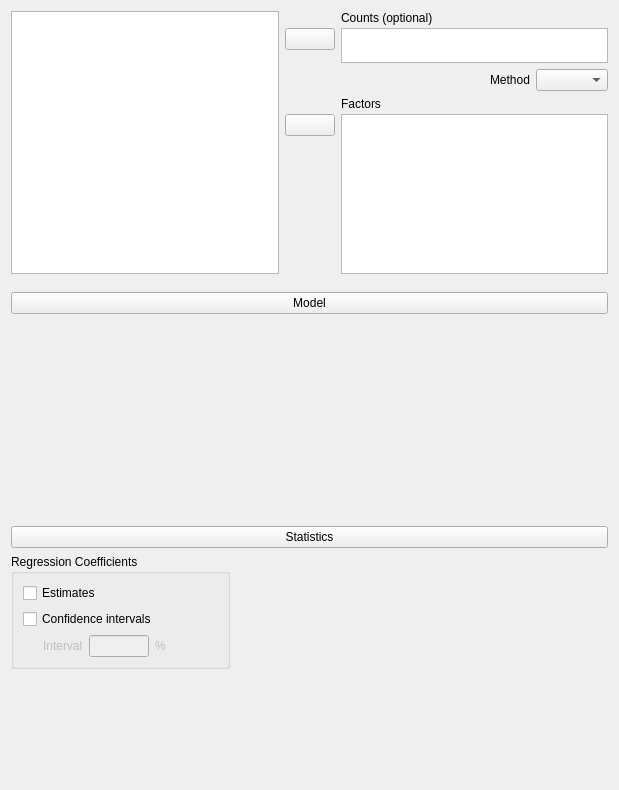
First picture: the form in JASP-Desktop/analysisforms/regressionloglinearform.ui, repository jasp-stats/jasp-desktop, before the edit.
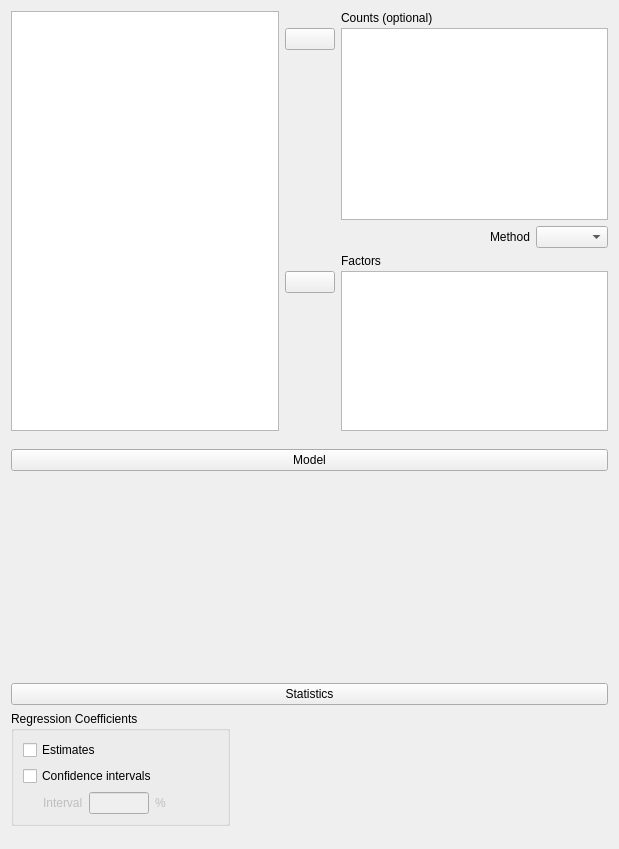
Second picture: the form after the edit. Custom widgets are drawn as their Qt base class.

The edit to the form file:
```diff
--- a/JASP-Desktop/analysisforms/regressionloglinearform.ui
+++ b/JASP-Desktop/analysisforms/regressionloglinearform.ui
@@ -134,13 +134,13 @@
         <property name="minimumSize">
          <size>
           <width>0</width>
-          <height>35</height>
+          <height>0</height>
          </size>
         </property>
         <property name="maximumSize">
          <size>
           <width>16777215</width>
-          <height>35</height>
+          <height>16777215</height>
          </size>
         </property>
         <property name="selectionMode">
@@ -476,6 +476,11 @@
    <extends>QComboBox</extends>
    <header>widgets/boundcombobox.h</header>
   </customwidget>
+  <customwidget>
+   <class>boundSingleItemView</class>
+   <extends>QListView</extends>
+   <header>widgets/boundsingleitemview.h</header>
+  </customwidget>
  </customwidgets>
  <resources/>
  <connections>
```
Left out of the diff: 2 changed lines with no effect on the pictures.
